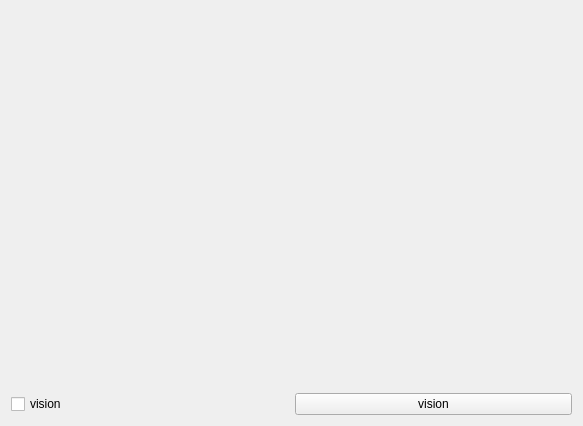
Old version of the form src/formVioWindow/formviowindow.ui in the repository guanglun/GLMocap.
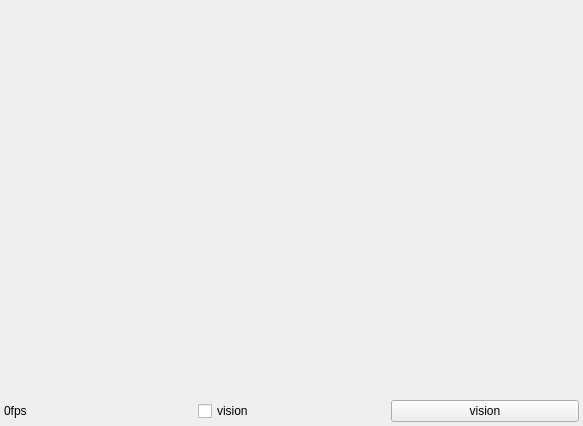
New version of the form.

Patch:
```diff
--- a/src/formVioWindow/formviowindow.ui
+++ b/src/formVioWindow/formviowindow.ui
@@ -29,6 +29,18 @@
    <string>FormVioWindow</string>
   </property>
   <layout class="QVBoxLayout" name="verticalLayout_2">
+   <property name="leftMargin">
+    <number>4</number>
+   </property>
+   <property name="topMargin">
+    <number>4</number>
+   </property>
+   <property name="rightMargin">
+    <number>4</number>
+   </property>
+   <property name="bottomMargin">
+    <number>4</number>
+   </property>
    <item>
     <layout class="QGridLayout" name="gridLayout_2" rowstretch="0" columnstretch="0">
      <item row="0" column="0">
@@ -51,6 +63,13 @@
    </item>
    <item>
     <layout class="QHBoxLayout" name="horizontalLayout">
+     <item>
+      <widget class="QLabel" name="lb_fps">
+       <property name="text">
+        <string>0fps</string>
+       </property>
+      </widget>
+     </item>
      <item>
       <widget class="QCheckBox" name="cb_vision">
        <property name="text">
```
